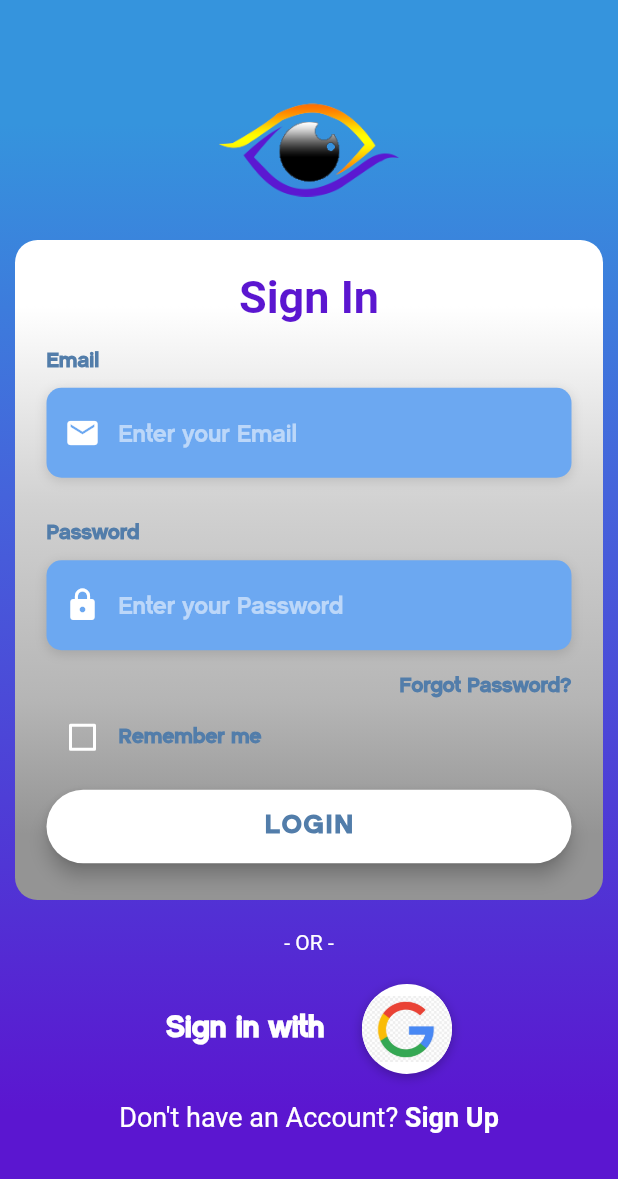
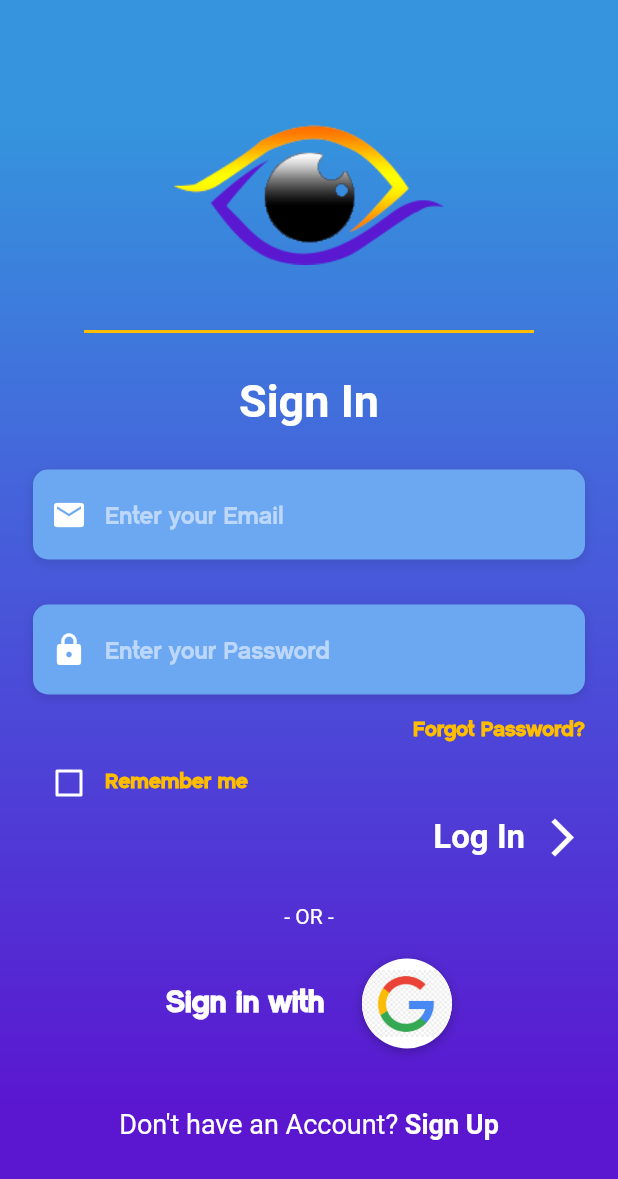
Before and after one commit to ihassanjavaid/Eye-Diagnostic-System, a Flutter app: the LoginScreen screen opened directly, on a phone screen of 412 x 824 dp. Shown: the top 1179 px of the screen. Run offline on Flutter 3.47's test engine with Material 2 defaults, Android fonts, the phone set to English and light mode, and no system bars; Roboto replaces fonts that are missing (OpenSans).

Commit message:
UI_updates

```diff
--- a/extras/code-log-main.txt
+++ b/extras/code-log-main.txt
@@ -8,3 +8,4 @@
 
 [26/08/20 01:00 AM] [Hassan] UI updates - Login Screen
 [26/08/20 01:00 PM] [Hassan] UI updates - OnBoarding Screen
+[26/08/20 02:30 PM] [Hassan] UI updates - Login - Finalized
--- a/lib/screens/login_screen.dart
+++ b/lib/screens/login_screen.dart
@@ -14,11 +14,6 @@ class _LoginScreenState extends State<LoginScreen> {
     return Column(
       crossAxisAlignment: CrossAxisAlignment.start,
       children: <Widget>[
-        Text(
-          'Email',
-          style: kLoginLabelStyle.copyWith(color: Color(0xFF527DAA)),
-        ),
-        SizedBox(height: 10.0),
         Container(
           alignment: Alignment.centerLeft,
           decoration: kLoginBoxDecorationStyle,
@@ -49,11 +44,6 @@ class _LoginScreenState extends State<LoginScreen> {
     return Column(
       crossAxisAlignment: CrossAxisAlignment.start,
       children: <Widget>[
-        Text(
-          'Password',
-          style: kLoginLabelStyle.copyWith(color: Color(0xFF527DAA)),
-        ),
-        SizedBox(height: 10.0),
         Container(
           alignment: Alignment.centerLeft,
           decoration: kLoginBoxDecorationStyle,
@@ -88,7 +78,7 @@ class _LoginScreenState extends State<LoginScreen> {
         padding: EdgeInsets.only(right: 0.0),
         child: Text(
           'Forgot Password?',
-          style:kLoginLabelStyle.copyWith(color: Color(0xFF527DAA)),
+          style: kLoginLabelStyle.copyWith(color: kGoldenColor),
         ),
       ),
     );
@@ -96,7 +86,7 @@ class _LoginScreenState extends State<LoginScreen> {
 
   Widget _buildRememberMeCheckbox() {
     return Container(
-      height: 20.0,
+      height: 22.0,
       child: Row(
         children: <Widget>[
           Theme(
@@ -114,7 +104,7 @@ class _LoginScreenState extends State<LoginScreen> {
           ),
           Text(
             'Remember me',
-            style: kLoginLabelStyle.copyWith(color: Color(0xFF527DAA)),
+            style: kLoginLabelStyle.copyWith(color: kGoldenColor),
           ),
         ],
       ),
@@ -122,7 +112,7 @@ class _LoginScreenState extends State<LoginScreen> {
   }
 
   Widget _buildLoginBtn() {
-    return Container(
+    /*return Container(
       padding: EdgeInsets.only(top: 25.0, bottom: 12.0),
       width: double.infinity,
       child: RaisedButton(
@@ -136,13 +126,37 @@ class _LoginScreenState extends State<LoginScreen> {
         child: Text(
           'LOGIN',
           style: TextStyle(
-            color: Color(0xFF527DAA),
+            color: kGoldenColor,
             letterSpacing: 1.5,
             fontSize: 18.0,
             fontWeight: FontWeight.bold,
             fontFamily: 'CM Sans Serif',
           ),
         ),
+      ),
+    );*/
+    return Padding(
+      padding: const EdgeInsets.only(bottom: 10.0, top: 10.0),
+      child: Row(
+        mainAxisAlignment: MainAxisAlignment.end,
+        children: [
+          Text(
+            'Log In',
+            style: TextStyle(
+                color: Colors.white,
+                fontSize: 22.0,
+              fontWeight: FontWeight.bold
+            ),
+          ),
+          SizedBox(
+            width: 10.0,
+          ),
+          Icon(
+            Icons.arrow_forward_ios,
+            color: Colors.white,
+            size: 30.0,
+          )
+        ],
       ),
     );
   }
@@ -164,7 +178,7 @@ class _LoginScreenState extends State<LoginScreen> {
 
   Widget _buildSocialBtnRow() {
     return Padding(
-      padding: EdgeInsets.only(top: 18.0, bottom: 18.0),
+      padding: EdgeInsets.only(top: 18.0, bottom: 20.0),
       child: Row(
         mainAxisAlignment: MainAxisAlignment.center,
         children: <Widget>[
@@ -259,7 +273,7 @@ class _LoginScreenState extends State<LoginScreen> {
                 child: SingleChildScrollView(
                   physics: AlwaysScrollableScrollPhysics(),
                   padding: EdgeInsets.symmetric(
-                    horizontal: 10.0,
+                    horizontal: 22.0,
                     vertical: 40.0,
                   ),
                   child: Column(
@@ -267,39 +281,24 @@ class _LoginScreenState extends State<LoginScreen> {
                     children: <Widget>[
                       Container(
                         child: Image(
-                          image: AssetImage(
-                              'assets/images/eye.png'
-                          ),
-                          height: 120.0,
-                          width: 120.0,
+                          image: AssetImage('assets/images/eye.png'),
+                          height: 180.0,
+                          width: 180.0,
                         ),
                       ),
-                      Container(
-                        height: 440,
-                        width: double.infinity,
-                        decoration: BoxDecoration(
-                          gradient: LinearGradient(
-                            begin: Alignment.topCenter,
-                            end: Alignment.bottomCenter,
-                            colors: kBgColorGradientArrayGreys,
-                            stops: [0.1, 0.4, 0.7, 0.9],
+                      Center(
+                        child: Container(
+                          height: 2.0,
+                          width: 300.0,
+                          color: kGoldenColor,
                         ),
-                            border: Border.all(
-                              color: Colors.transparent,
                       ),
-                            borderRadius: BorderRadius.all(Radius.circular(15.0)),
-                        ),
-                        child: Padding(
-                          padding: const EdgeInsets.symmetric(horizontal: 20.0),
-                          child: Column(
-                            mainAxisAlignment: MainAxisAlignment.center,
-                            children: [
                       Padding(
-                                padding: const EdgeInsets.only(top: 8.0),
+                        padding: const EdgeInsets.only(top: 28.0, bottom: 10.0),
                         child: Text(
                           'Sign In',
                           style: TextStyle(
-                                    color: kPurpleColor,
+                            color: Colors.white,
                             fontFamily: 'OpenSans',
                             fontSize: 30.0,
                             fontWeight: FontWeight.bold,
@@ -315,15 +314,14 @@ class _LoginScreenState extends State<LoginScreen> {
                       _buildForgotPasswordBtn(),
                       _buildRememberMeCheckbox(),
                       _buildLoginBtn(),
-                            ],
-                          ),
-                        ),
-                      ),
                       SizedBox(
                         height: 20.0,
                       ),
                       _buildSignInWithText(),
                       _buildSocialBtnRow(),
+                      SizedBox(
+                        height: 20.0,
+                      ),
                       _buildSignupBtn(),
                     ],
                   ),
--- a/lib/utilities/constants.dart
+++ b/lib/utilities/constants.dart
@@ -50,5 +50,5 @@ final kBgColorGradientArrayGreys = [
   Color(0xFF949494)
 ];
 
-final kGoldenColor = Color(0xFFc4ac2f);
+final kGoldenColor = Color(0xFFffbd00);
 final kPurpleColor = Color(0xFF5b16D0);
```
Lines whose indentation alone changed are shown as unchanged.
